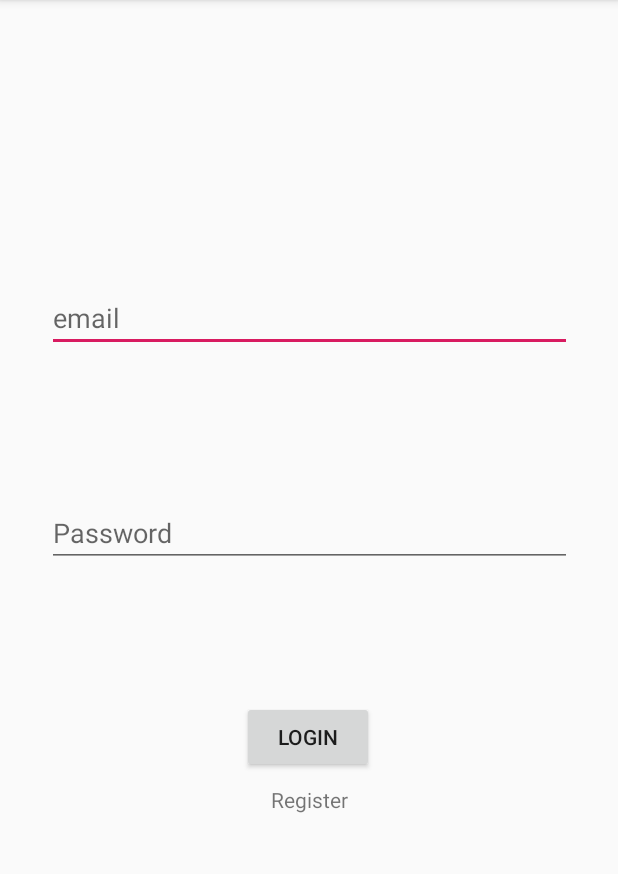
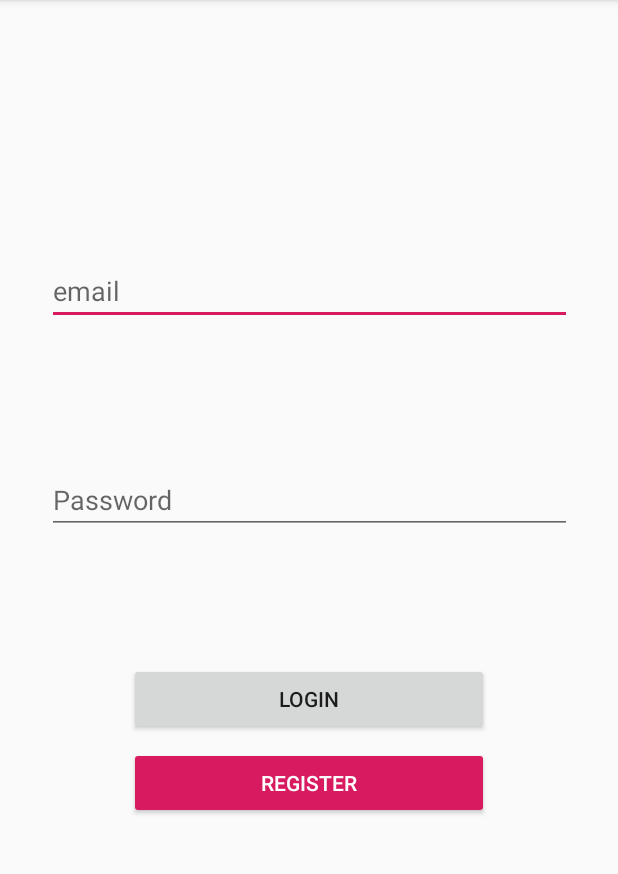
Before and after one commit to danielorozco14/pdm_proyecto, an Android app: the screen it shows after launch (MainActivity), on a phone screen of 412 x 824 dp, the part 84-958 px from its top. Run offline under Robolectric (Android 15) with nearby library versions, the phone set to English and light mode, and no system bars; our stand-ins replace Firebase (no records; nobody signed in at launch, a user with empty details on screens opened directly).

Commit message:
Arreglado error de librerias

```diff
--- a/BeSafe/app/src/main/res/layout/activity_main.xml
+++ b/BeSafe/app/src/main/res/layout/activity_main.xml
@@ -1,4 +1,12 @@
 <?xml version="1.0" encoding="utf-8"?>
+
+<ScrollView
+        xmlns:android="http://schemas.android.com/apk/res/android"
+        xmlns:tools="http://schemas.android.com/tools"
+        xmlns:app="http://schemas.android.com/apk/res-auto"
+        android:layout_width="match_parent"
+        android:layout_height="wrap_content">
+
     <androidx.constraintlayout.widget.ConstraintLayout
             xmlns:android="http://schemas.android.com/apk/res/android"
             xmlns:tools="http://schemas.android.com/tools"
@@ -33,7 +41,7 @@
                 android:hint="@string/password"/>
         <Button
                 android:text="@string/login"
-            android:layout_width="wrap_content"
+                android:layout_width="240dp"
                 android:layout_height="wrap_content"
                 android:id="@+id/login"
                 app:layout_constraintTop_toBottomOf="@+id/password" android:layout_marginBottom="8dp"
@@ -42,9 +50,11 @@
                 app:layout_constraintStart_toStartOf="parent" android:layout_marginLeft="8dp"
                 android:layout_marginStart="8dp" app:layout_constraintHorizontal_bias="0.498"
                 app:layout_constraintVertical_bias="0.268"/>
-    <TextView
+        <Button
                 android:text="Register"
-            android:layout_width="wrap_content"
+                android:layout_width="240dp"
+                android:backgroundTint="@color/colorAccent"
+                android:textColor="@color/cardview_light_background"
                 android:layout_height="wrap_content"
                 android:id="@+id/register" android:layout_marginTop="8dp"
                 app:layout_constraintTop_toBottomOf="@+id/login" android:layout_marginBottom="8dp"
@@ -53,3 +63,5 @@
                 android:layout_marginStart="8dp" app:layout_constraintStart_toStartOf="parent"
                 android:layout_marginLeft="8dp"/>
     </androidx.constraintlayout.widget.ConstraintLayout>
+
+</ScrollView>
--- a/BeSafe/app/src/main/res/layout/cv_form_list_item.xml
+++ b/BeSafe/app/src/main/res/layout/cv_form_list_item.xml
@@ -10,7 +10,11 @@
             android:orientation="vertical"
             android:layout_width="wrap_content"
             android:layout_height="wrap_content">
-
+        <TextView
+                android:layout_width="wrap_content"
+                android:layout_height="wrap_content"
+                android:id="@+id/text_Test"
+                android:text="HOLA"    />
 
     </LinearLayout>
 
```
Also changed, not shown: BeSafe/app/build.gradle (+5 -4 lines), BeSafe/app/src/main/java/com/example/besafe/FormsActivity.kt (+12 -2 lines), BeSafe/app/src/main/java/com/example/besafe/adapters/test_rvAdapter.kt (added, +8 -0 lines). Lines whose indentation alone changed are shown as unchanged.
